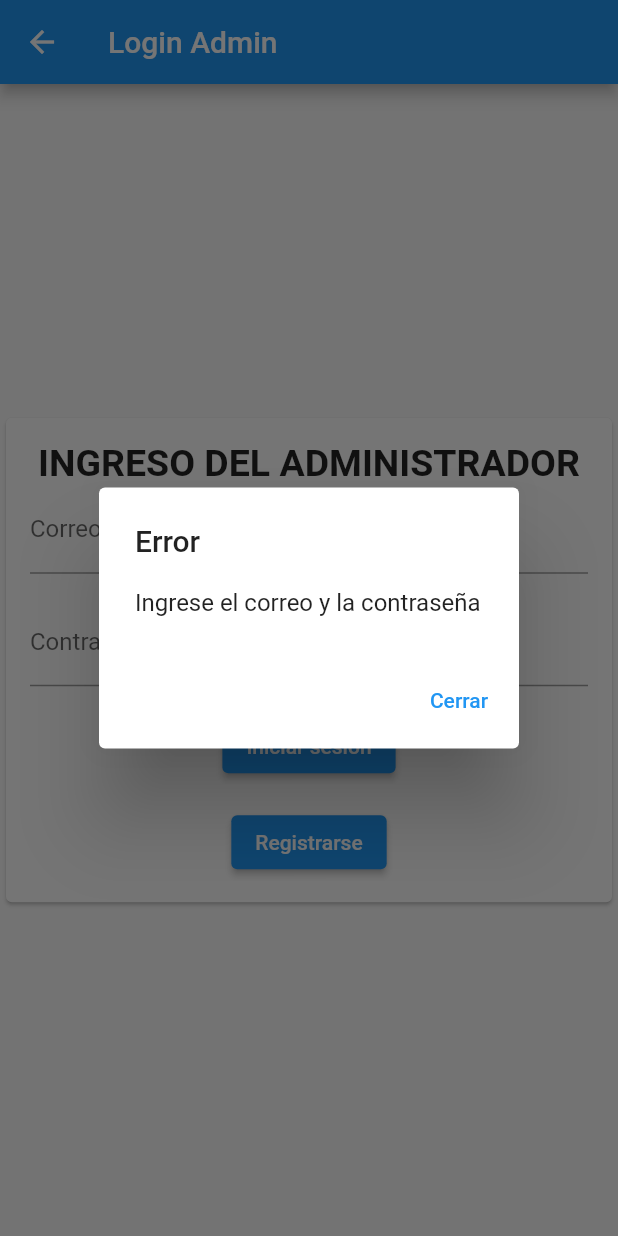
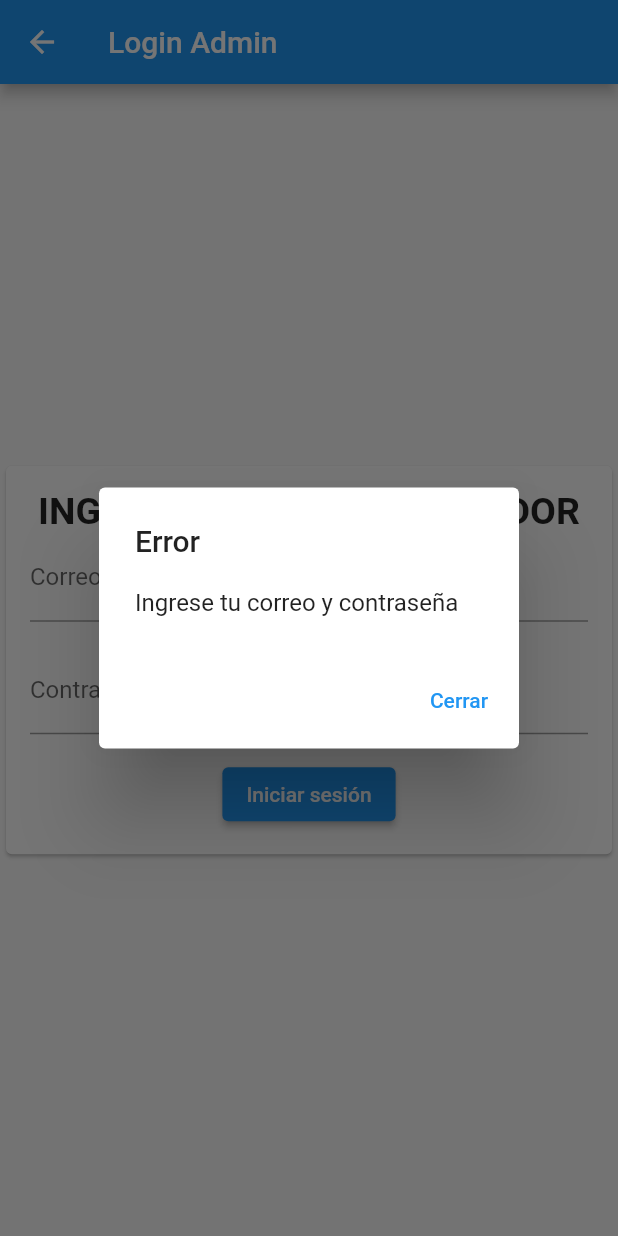
Before and after one commit to juliandrojas/app_biblioteca_firebase_v2, a Flutter app: the LoginAdmin screen opened by its route, after a tap on "Iniciar sesión", on a phone screen of 412 x 824 dp. Run offline on Flutter 3.47's test engine with Material 2 defaults, Android fonts, the phone set to English and light mode, and no system bars; our stand-ins replace cloud_firestore, firebase_core; accounts and stored records are empty.

Commit message:
Verify if login the admin

```diff
--- a/lib/pages/login_admin.dart
+++ b/lib/pages/login_admin.dart
@@ -50,20 +50,25 @@ class _LoginAdminState extends State<LoginAdmin> {
                 onPressed: () async {
                   if (correoController.text.isNotEmpty &&
                       contrasenaController.text.isNotEmpty) {
-                    bool verificarEstudianteRegistrado =
-                        await verificarEstudiante(
+                    bool esAdministrador = await verificarAdministrador(
                         correoController.text, contrasenaController.text);
-                    //Si el estudiante está registrado, procedemos a ir a home
-                    if (verificarEstudianteRegistrado) {
-                      Navigator.pushNamed(context, '/home');
+                    if (esAdministrador == true) {
+                      // Si es administrador, se muestra un mensaje de éxito
+                      print("Logueado como administrador :D");
+                      Navigator.pushNamed(context, '/home_admin');
                     } else {
+                      // Si no es administrador, se muestra un mensaje de error
+                      print("No Logueado como administrador :(");
+                    }
+                  } else {
+                    // Si el correo o la contraseña están vacíos, se muestra un mensaje de error
                     showDialog(
                       context: context,
                       builder: (BuildContext context) {
                         return AlertDialog(
                           title: const Text("Error"),
-                              content: const Text(
-                                  'Regístrate para acceder a la app'),
+                          content:
+                              const Text('Ingrese tu correo y contraseña'),
                           actions: [
                             TextButton(
                               child: const Text("Cerrar"),
@@ -73,37 +78,11 @@ class _LoginAdminState extends State<LoginAdmin> {
                             ),
                           ],
                         );
-                          });
-                    }
-                  } else {
-                    showDialog(
-                        context: context,
-                        builder: (BuildContext context) {
-                          return AlertDialog(
-                            title: const Text("Error"),
-                            content:
-                                const Text('Ingrese el correo y la contraseña'),
-                            actions: [
-                              TextButton(
-                                child: const Text("Cerrar"),
-                                onPressed: () {
-                                  Navigator.of(context).pop();
                       },
-                              ),
-                            ],
                     );
-                        });
                   }
                 },
                 child: const Text('Iniciar sesión'),
-              ),
-              const SizedBox(height: 16.0),
-              ElevatedButton(
-                onPressed: () async {
-                  await Navigator.pushNamed(context, '/addStudent');
-                  setState(() {});
-                },
-                child: const Text('Registrarse'),
               ),
             ]),
           ),
```
Lines whose indentation alone changed are shown as unchanged.
